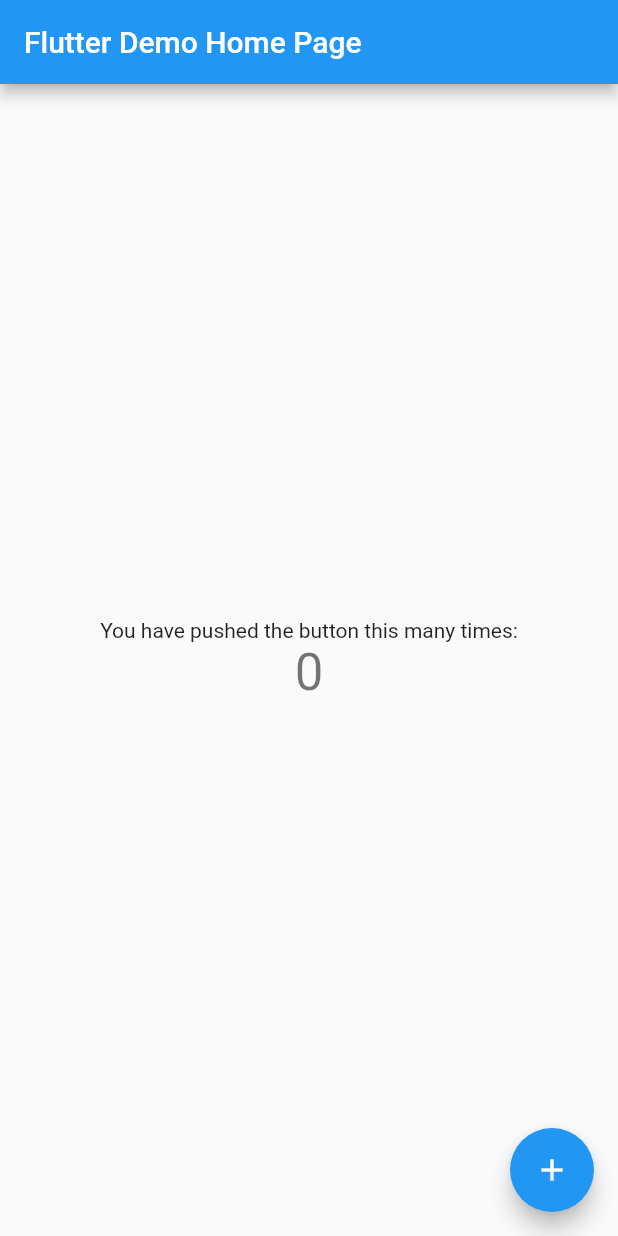
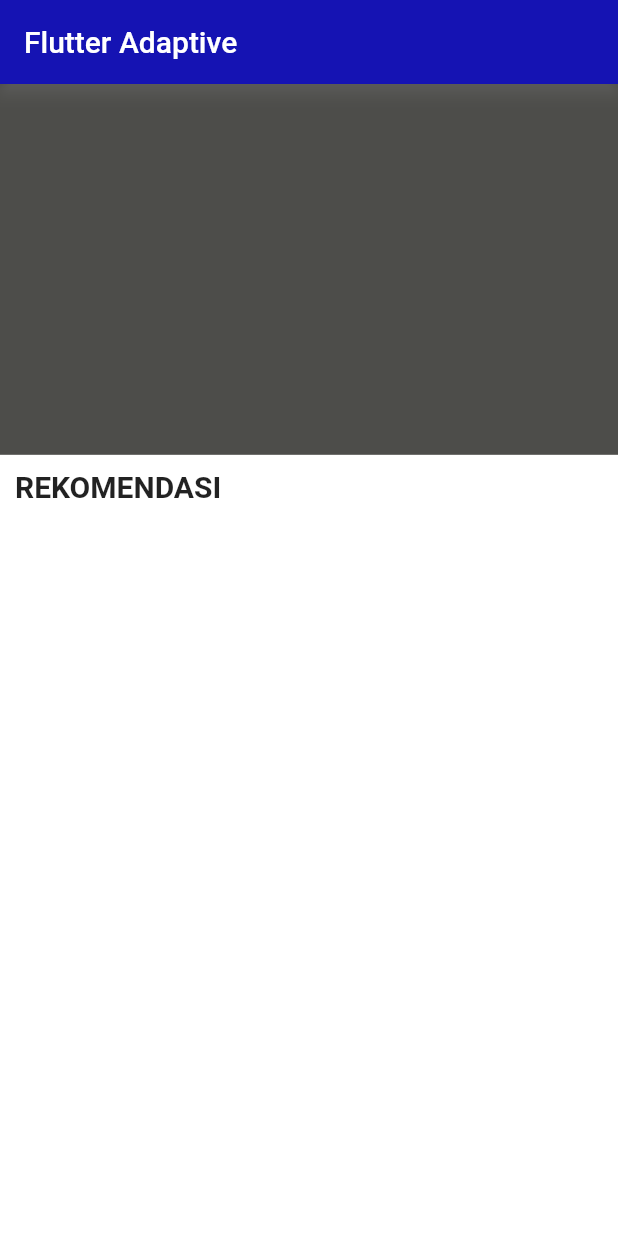
Before and after one commit to Adiaksa31/tugas_Adaptive, a Flutter app: the screen it shows after launch, on a phone screen of 412 x 824 dp. Run offline on Flutter 3.47's test engine with Material 2 defaults, Android fonts, the phone set to English and light mode, and no system bars.

Commit message:
Membuat tampilan adactive ios dan android

```diff
--- a/lib/main.dart
+++ b/lib/main.dart
@@ -1,29 +1,27 @@
 import 'package:flutter/material.dart';
+import 'package:flutter/rendering.dart';
+import 'package:flutter/services.dart';
+import 'package:flutter_application_adaptive/background.dart';
+import 'package:flutter/cupertino.dart';
+import 'dart:io';
 
 void main() {
+  //function agar tidak bisa di rotate
+  WidgetsFlutterBinding.ensureInitialized();
+  SystemChrome.setPreferredOrientations([
+    DeviceOrientation.portraitUp,
+  ]);
   runApp(const MyApp());
 }
 
 class MyApp extends StatelessWidget {
   const MyApp({Key? key}) : super(key: key);
 
-  // This widget is the root of your application.
   @override
   Widget build(BuildContext context) {
     return MaterialApp(
       title: 'Flutter Demo',
-      theme: ThemeData(
-        // This is the theme of your application.
-        //
-        // Try running your application with "flutter run". You'll see the
-        // application has a blue toolbar. Then, without quitting the app, try
-        // changing the primarySwatch below to Colors.green and then invoke
-        // "hot reload" (press "r" in the console where you ran "flutter run",
-        // or simply save your changes to "hot reload" in a Flutter IDE).
-        // Notice that the counter didn't reset back to zero; the application
-        // is not restarted.
-        primarySwatch: Colors.blue,
-      ),
+      debugShowCheckedModeBanner: false,
       home: const MyHomePage(title: 'Flutter Demo Home Page'),
     );
   }
@@ -32,15 +30,6 @@ class MyApp extends StatelessWidget {
 class MyHomePage extends StatefulWidget {
   const MyHomePage({Key? key, required this.title}) : super(key: key);
 
-  // This widget is the home page of your application. It is stateful, meaning
-  // that it has a State object (defined below) that contains fields that affect
-  // how it looks.
-
-  // This class is the configuration for the state. It holds the values (in this
-  // case the title) provided by the parent (in this case the App widget) and
-  // used by the build method of the State. Fields in a Widget subclass are
-  // always marked "final".
-
   final String title;
 
   @override
@@ -48,68 +37,133 @@ class MyHomePage extends StatefulWidget {
 }
 
 class _MyHomePageState extends State<MyHomePage> {
-  int _counter = 0;
-
-  void _incrementCounter() {
-    setState(() {
-      // This call to setState tells the Flutter framework that something has
-      // changed in this State, which causes it to rerun the build method below
-      // so that the display can reflect the updated values. If we changed
-      // _counter without calling setState(), then the build method would not be
-      // called again, and so nothing would appear to happen.
-      _counter++;
-    });
-  }
-
   @override
   Widget build(BuildContext context) {
-    // This method is rerun every time setState is called, for instance as done
-    // by the _incrementCounter method above.
-    //
-    // The Flutter framework has been optimized to make rerunning build methods
-    // fast, so that you can just rebuild anything that needs updating rather
-    // than having to individually change instances of widgets.
-    return Scaffold(
+    final MediaQueryHeight = MediaQuery.of(context).size.height;
+    final MediaQueryWidth = MediaQuery.of(context).size.width;
+    AppBar(
+      title: Text("Flutter Adaptive"),
+      backgroundColor: Color.fromARGB(255, 21, 19, 179),
+      shadowColor: Colors.grey,
+    );
+
+    final bodyHeight = MediaQueryHeight - MediaQuery.of(context).padding.top;
+
+    final bool islandscape =
+        MediaQuery.of(context).orientation == Orientation.landscape;
+    return Platform.isIOS
+        ? CupertinoPageScaffold(
+            navigationBar: CupertinoNavigationBar(
+              backgroundColor: CupertinoColors.systemGrey.withOpacity(0.5),
+              middle: const Text('Flutter Adactive IOS'),
+            ),
+            child: Column(
+              children: <Widget>[
+                Padding(
+                  padding: const EdgeInsets.only(top: 0),
+                  child: CustomPaint(
+                    painter: BackgroundPainter(),
+                    child: Container(
+                      width: MediaQueryWidth,
+                      height: MediaQueryHeight,
+                    ),
+                  ),
+                ),
+                Padding(
+                  padding: const EdgeInsets.only(top: 150.0),
+                ),
+              ],
+            ),
+          )
+        : Scaffold(
             appBar: AppBar(
-        // Here we take the value from the MyHomePage object that was created by
-        // the App.build method, and use it to set our appbar title.
-        title: Text(widget.title),
+              title: Text("Flutter Adaptive"),
+              backgroundColor: Color.fromARGB(255, 21, 19, 179),
+              shadowColor: Colors.grey,
             ),
-      body: Center(
-        // Center is a layout widget. It takes a single child and positions it
-        // in the middle of the parent.
+            body: Stack(
+              children: <Widget>[
+                Padding(
+                  padding: const EdgeInsets.only(top: 0),
+                  child: CustomPaint(
+                    painter: BackgroundPainter(),
+                    child: Container(
+                      width: MediaQueryWidth,
+                      height: MediaQueryHeight,
+                    ),
+                  ),
+                ),
+                LayoutBuilder(builder:
+                    (BuildContext context, BoxConstraints viewportConstraints) {
+                  return SingleChildScrollView(
+                    child: ConstrainedBox(
+                      constraints: BoxConstraints(
+                        minHeight: viewportConstraints.maxHeight,
+                      ),
                       child: Column(
-          // Column is also a layout widget. It takes a list of children and
-          // arranges them vertically. By default, it sizes itself to fit its
-          // children horizontally, and tries to be as tall as its parent.
-          //
-          // Invoke "debug painting" (press "p" in the console, choose the
-          // "Toggle Debug Paint" action from the Flutter Inspector in Android
-          // Studio, or the "Toggle Debug Paint" command in Visual Studio Code)
-          // to see the wireframe for each widget.
-          //
-          // Column has various properties to control how it sizes itself and
-          // how it positions its children. Here we use mainAxisAlignment to
-          // center the children vertically; the main axis here is the vertical
-          // axis because Columns are vertical (the cross axis would be
-          // horizontal).
-          mainAxisAlignment: MainAxisAlignment.center,
+                        mainAxisAlignment: MainAxisAlignment.start,
                         children: <Widget>[
-            const Text(
-              'You have pushed the button this many times:',
+                          Container(
+                            color: Color.fromARGB(255, 77, 77, 74),
+                            height: MediaQueryHeight * 0.3,
                           ),
-            Text(
-              '$_counter',
-              style: Theme.of(context).textTheme.headline4,
+                          Row(
+                            mainAxisAlignment: MainAxisAlignment.spaceBetween,
+                            children: [
+                              Padding(
+                                padding: const EdgeInsets.all(10),
+                                child: Text(
+                                  "REKOMENDASI",
+                                  style: TextStyle(
+                                      fontSize: 20,
+                                      fontWeight: FontWeight.bold),
+                                ),
+                              ),
+                            ],
                           ),
                         ],
                       ),
                     ),
-      floatingActionButton: FloatingActionButton(
-        onPressed: _incrementCounter,
-        tooltip: 'Increment',
-        child: const Icon(Icons.add),
-      ), // This trailing comma makes auto-formatting nicer for build methods.
+                  );
+                }),
+              ],
+            ),
           );
   }
 }
+
+class NewContainer extends StatelessWidget {
+  double MediaQueryWidth;
+
+  NewContainer(
+    this.MediaQueryWidth,
+  );
+  @override
+  Widget build(BuildContext context) {
+    return LayoutBuilder(builder: (context, Constraints) {
+      return Container(
+        height: Constraints.maxHeight * 0.8,
+        width: MediaQueryWidth * 0.15,
+        color: Colors.green,
+      );
+    });
+  }
+}
+
+class NewCntainer extends StatelessWidget {
+  double MediaQueryWidth;
+
+  NewCntainer(
+    this.MediaQueryWidth,
+  );
+  @override
+  Widget build(BuildContext context) {
+    return LayoutBuilder(builder: (context, Constraints) {
+      return Container(
+        height: Constraints.maxHeight * 0.8,
+        width: MediaQueryWidth * 0.15,
+        color: Colors.green,
+      );
+    });
+  }
+}
```
Also changed, not shown: lib/background.dart (added, +44 -0 lines). Lines whose indentation alone changed are shown as unchanged.
